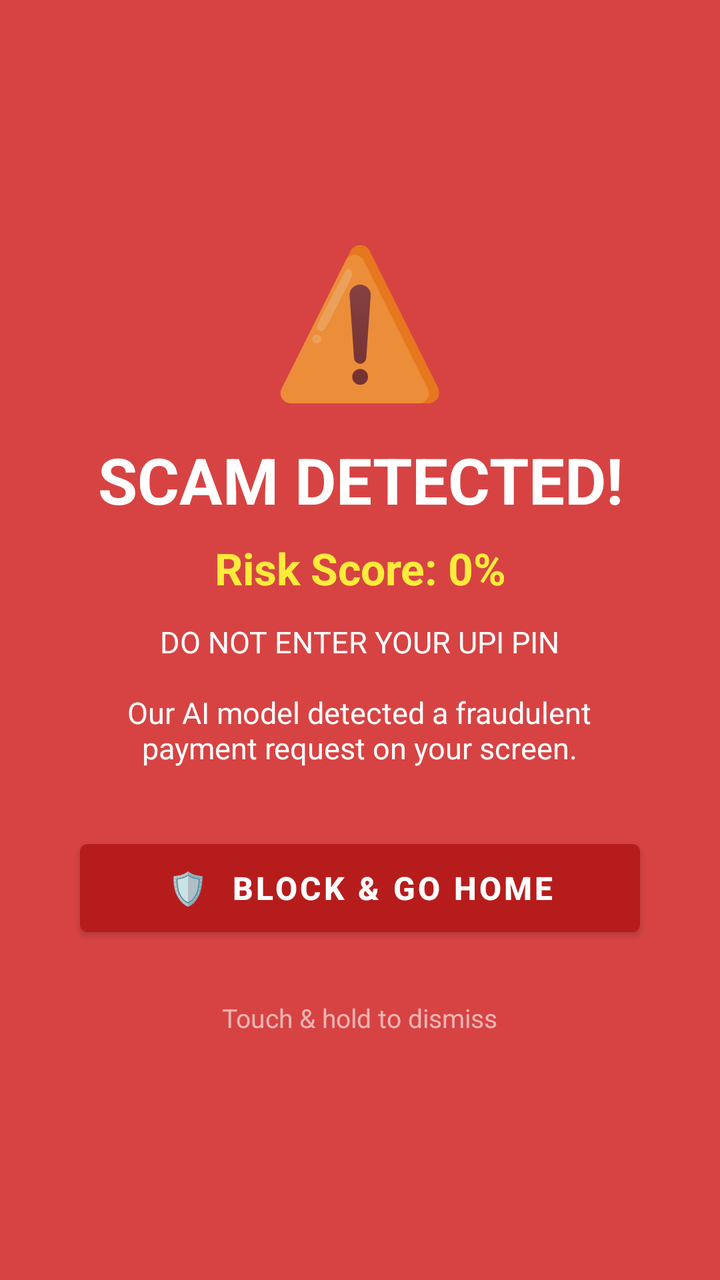
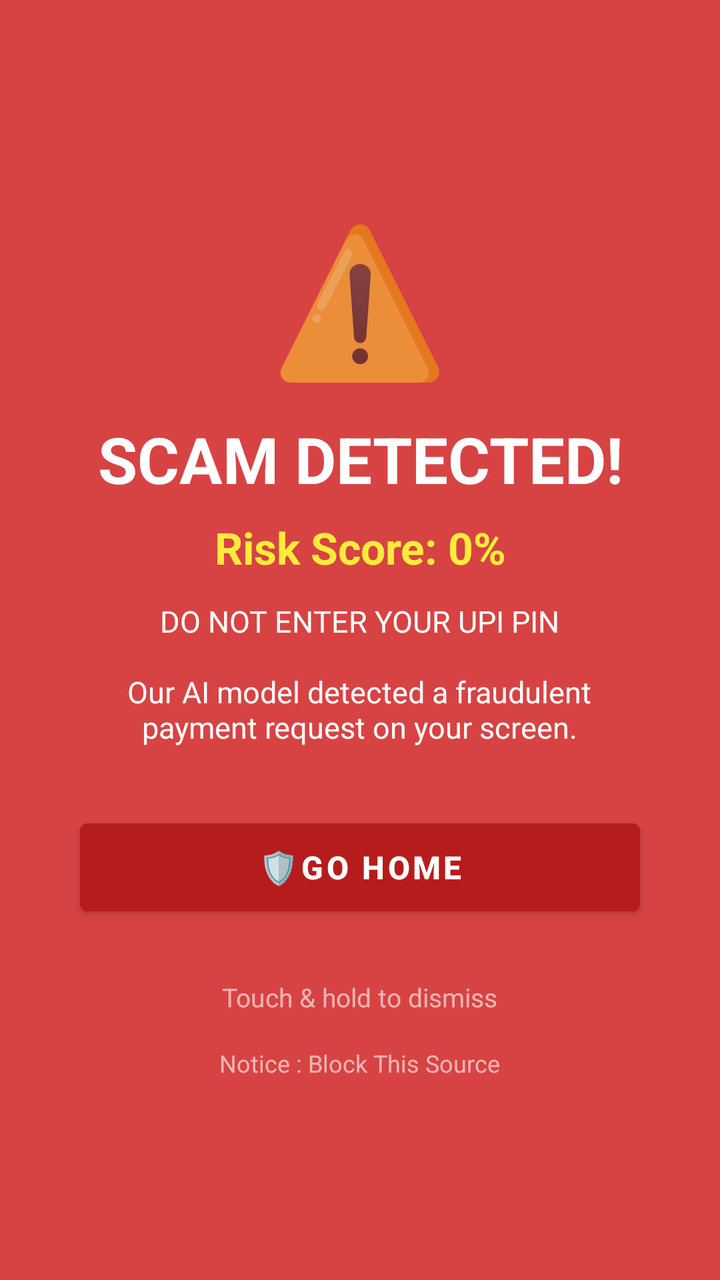

The first picture is an Android layout as it rendered before a commit; the second is the same layout after the commit. The layout source and the unified diff follow.
<!-- AndroidManifest.xml: application theme Theme.AntiScamApp -->
<!-- res/layout/overlay_scam.xml -->
<?xml version="1.0" encoding="utf-8"?>
<FrameLayout xmlns:android="http://schemas.android.com/apk/res/android"
    android:layout_width="match_parent"
    android:layout_height="match_parent"
    android:background="#E6D32F2F">

    <LinearLayout
        android:layout_width="match_parent"
        android:layout_height="wrap_content"
        android:layout_gravity="center"
        android:orientation="vertical"
        android:gravity="center"
        android:padding="32dp">

        <TextView
            android:layout_width="wrap_content"
            android:layout_height="wrap_content"
            android:text="⚠️"
            android:textSize="72sp"
            android:layout_marginBottom="12dp" />

        <TextView
            android:layout_width="wrap_content"
            android:layout_height="wrap_content"
            android:text="SCAM DETECTED!"
            android:textColor="@color/white"
            android:textSize="32sp"
            android:textStyle="bold"
            android:gravity="center"
            android:layout_marginBottom="8dp" />

        
        <TextView
            android:id="@+id/tv_risk"
            android:layout_width="wrap_content"
            android:layout_height="wrap_content"
            android:text="Risk Score: 0%"
            android:textColor="#FFEB3B"
            android:textSize="22sp"
            android:textStyle="bold"
            android:gravity="center"
            android:layout_marginBottom="12dp" />

        <TextView
            android:layout_width="wrap_content"
            android:layout_height="wrap_content"
            android:text="DO NOT ENTER YOUR UPI PIN\n\nOur AI model detected a fraudulent\npayment request on your screen."
            android:textColor="@color/white"
            android:textSize="15sp"
            android:gravity="center"
            android:layout_marginBottom="32dp" />

        
        <Button
            android:id="@+id/btn_block"
            android:layout_width="280dp"
            android:layout_height="56dp"
            android:text="🛡️  BLOCK &amp; GO HOME"
            android:textColor="@color/white"
            android:textSize="16sp"
            android:textStyle="bold"
            android:backgroundTint="#B71C1C"
            android:layout_marginBottom="16dp"
            android:elevation="4dp" />

        
        <TextView
            android:id="@+id/tv_countdown"
            android:layout_width="wrap_content"
            android:layout_height="wrap_content"
            android:text="Touch &amp; hold to dismiss"
            android:textColor="#99FFFFFF"
            android:textSize="13sp"
            android:gravity="center"
            android:padding="12dp" />

    </LinearLayout>

</FrameLayout>
<!-- resources referenced by this layout -->
<resources>
  <color name="white">#FFFFFFFF</color>
  <style name="Theme.AntiScamApp" parent="Theme.MaterialComponents.DayNight.NoActionBar">
          <item name="colorPrimary">@color/red_warning_solid</item>
          <item name="colorPrimaryVariant">@color/red_dark</item>
          <item name="colorOnPrimary">@color/white</item>
          <item name="colorSecondary">@color/green_safe</item>
          <item name="colorOnSecondary">@color/white</item>
          <item name="android:statusBarColor" tools:targetApi="l">?attr/colorPrimaryVariant</item>
      </style>
  <color name="red_warning_solid">#FFD32F2F</color>
  <color name="red_dark">#FFB71C1C</color>
  <color name="green_safe">#FF388E3C</color>
</resources>

<!-- the commit's change to res/layout/overlay_scam.xml (unified diff, before → after) -->
@@ -55,7 +55,7 @@
             android:id="@+id/btn_block"
             android:layout_width="280dp"
             android:layout_height="56dp"
-            android:text="🛡️  BLOCK &amp; GO HOME"
+            android:text="🛡️GO HOME"
             android:textColor="@color/white"
             android:textSize="16sp"
             android:textStyle="bold"
@@ -74,6 +74,15 @@
             android:gravity="center"
             android:padding="12dp" />
 
+        <TextView
+            android:layout_width="wrap_content"
+            android:layout_height="wrap_content"
+            android:text="Notice : Block This Source"
+            android:textColor="#99FFFFFF"
+            android:textSize="12sp"
+            android:gravity="center"
+            android:paddingTop="4dp" />
+
     </LinearLayout>
 
 </FrameLayout>
